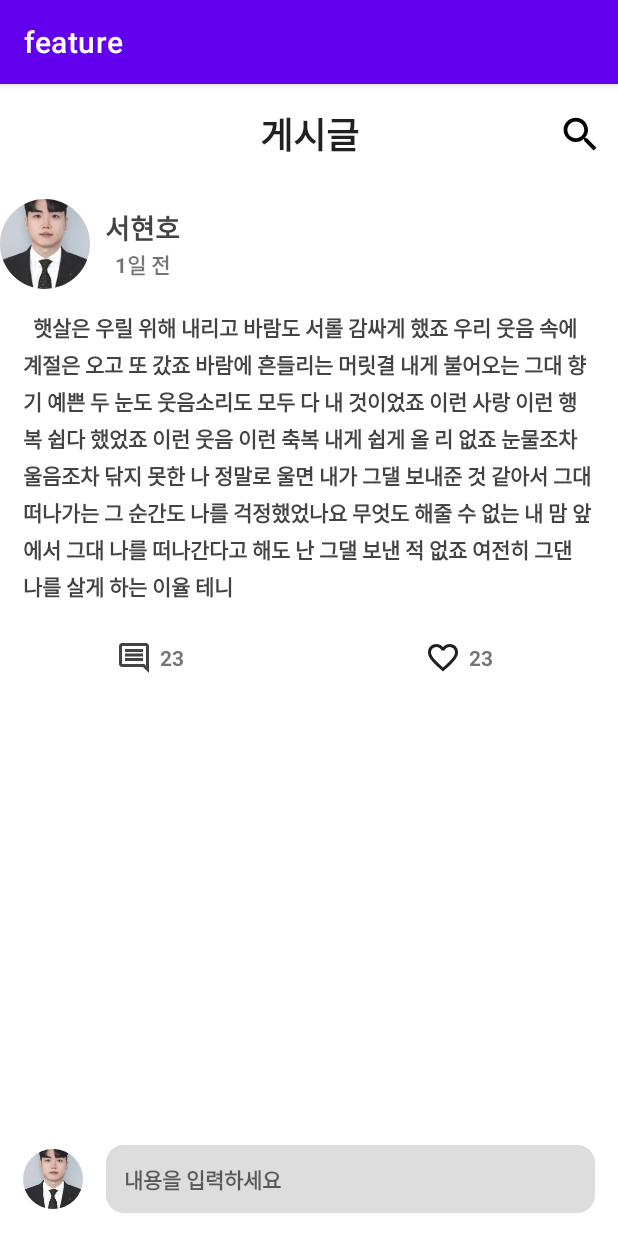
After one commit to ttasoom-ssafy-13th/ttasoom-fe, an Android app: the fragment CommunityBoardFragment shown on its own in the app's theme, on a phone screen of 412 x 824 dp. The commit adds this screen. Run offline under Robolectric (Android 15) with nearby library versions, the phone set to English and light mode, and no system bars; our stand-ins replace CircleImageView.

Commit message:
feat : UI 일부 구현

```diff
--- a/feature/build.gradle.kts
+++ b/feature/build.gradle.kts
@@ -72,4 +72,6 @@ dependencies {
     implementation(libs.glide)
     kapt(libs.compiler)
 
+    implementation (libs.material)
+
 }
--- /dev/null
+++ b/feature/src/main/java/com/ssafy/feature/community/CommunityBoardFragment.kt
@@ -0,0 +1,60 @@
+package com.ssafy.feature.community
+
+import android.os.Bundle
+import androidx.fragment.app.Fragment
+import android.view.LayoutInflater
+import android.view.View
+import android.view.ViewGroup
+import com.ssafy.feature.R
+
+// TODO: Rename parameter arguments, choose names that match
+// the fragment initialization parameters, e.g. ARG_ITEM_NUMBER
+private const val ARG_PARAM1 = "param1"
+private const val ARG_PARAM2 = "param2"
+
+/**
+ * A simple [Fragment] subclass.
+ * Use the [CommunityBoardFragment.newInstance] factory method to
+ * create an instance of this fragment.
+ */
+class CommunityBoardFragment : Fragment() {
+    // TODO: Rename and change types of parameters
+    private var param1: String? = null
+    private var param2: String? = null
+
+    override fun onCreate(savedInstanceState: Bundle?) {
+        super.onCreate(savedInstanceState)
+        arguments?.let {
+            param1 = it.getString(ARG_PARAM1)
+            param2 = it.getString(ARG_PARAM2)
+        }
+    }
+
+    override fun onCreateView(
+        inflater: LayoutInflater, container: ViewGroup?,
+        savedInstanceState: Bundle?
+    ): View? {
+        // Inflate the layout for this fragment
+        return inflater.inflate(R.layout.fragment_community_board, container, false)
+    }
+
+    companion object {
+        /**
+         * Use this factory method to create a new instance of
+         * this fragment using the provided parameters.
+         *
+         * @param param1 Parameter 1.
+         * @param param2 Parameter 2.
+         * @return A new instance of fragment CommunityBoardFragment.
+         */
+        // TODO: Rename and change types and number of parameters
+        @JvmStatic
+        fun newInstance(param1: String, param2: String) =
+            CommunityBoardFragment().apply {
+                arguments = Bundle().apply {
+                    putString(ARG_PARAM1, param1)
+                    putString(ARG_PARAM2, param2)
+                }
+            }
+    }
+}
--- /dev/null
+++ b/feature/src/main/res/drawable/baseline_clear_24.xml
@@ -0,0 +1,5 @@
+<vector xmlns:android="http://schemas.android.com/apk/res/android" android:height="24dp" android:tint="#000000" android:viewportHeight="24" android:viewportWidth="24" android:width="24dp">
+
+    <path android:fillColor="@android:color/white" android:pathData="M19,6.41L17.59,5 12,10.59 6.41,5 5,6.41 10.59,12 5,17.59 6.41,19 12,13.41 17.59,19 19,17.59 13.41,12z"/>
+
+</vector>
--- /dev/null
+++ b/feature/src/main/res/drawable/edittext_background.xml
@@ -0,0 +1,4 @@
+<shape xmlns:android="http://schemas.android.com/apk/res/android">
+    <solid android:color="#DDDDDD" /> <!-- 회색 (middleGray 비슷) -->
+    <corners android:radius="12dp" /> <!-- 라운드 정도 -->
+</shape>
--- /dev/null
+++ b/feature/src/main/res/drawable/ic_comment.xml
@@ -0,0 +1,9 @@
+<vector xmlns:android="http://schemas.android.com/apk/res/android"
+    android:width="24dp"
+    android:height="24dp"
+    android:viewportWidth="960"
+    android:viewportHeight="960">
+  <path
+      android:pathData="M240,560h480v-80L240,480v80ZM240,440h480v-80L240,360v80ZM240,320h480v-80L240,240v80ZM880,880 L720,720L160,720q-33,0 -56.5,-23.5T80,640v-480q0,-33 23.5,-56.5T160,80h640q33,0 56.5,23.5T880,160v720ZM160,640h594l46,45v-525L160,160v480ZM160,640v-480,480Z"
+      android:fillColor="@color/deepGray"/>
+</vector>
--- a/feature/src/main/res/layout/fragment_community.xml
+++ b/feature/src/main/res/layout/fragment_community.xml
@@ -18,7 +18,7 @@
             style="@style/TitleText"
             android:layout_width="wrap_content"
             android:layout_height="wrap_content"
-            android:padding="10dp"
+            android:padding="15dp"
             android:text="Community"
             app:layout_constraintBottom_toBottomOf="parent"
             app:layout_constraintEnd_toEndOf="parent"
--- /dev/null
+++ b/feature/src/main/res/layout/fragment_community_board.xml
@@ -0,0 +1,202 @@
+<?xml version="1.0" encoding="utf-8"?>
+<androidx.constraintlayout.widget.ConstraintLayout
+    xmlns:android="http://schemas.android.com/apk/res/android"
+    xmlns:app="http://schemas.android.com/apk/res-auto"
+    xmlns:tools="http://schemas.android.com/tools"
+    android:layout_width="match_parent"
+    android:layout_height="match_parent"
+    android:orientation="vertical"
+    tools:context=".community.CommunityBoardFragment">
+
+    <androidx.constraintlayout.widget.ConstraintLayout
+        android:id="@+id/constraintLayout"
+        android:layout_width="match_parent"
+        android:layout_height="wrap_content"
+        android:gravity="center_horizontal"
+        app:layout_constraintEnd_toEndOf="parent"
+        app:layout_constraintStart_toStartOf="parent"
+        app:layout_constraintTop_toTopOf="parent">
+
+        <TextView
+            style="@style/TitleText"
+            android:layout_width="wrap_content"
+            android:layout_height="wrap_content"
+            android:padding="15dp"
+            android:text="게시글"
+            app:layout_constraintBottom_toBottomOf="parent"
+            app:layout_constraintEnd_toEndOf="parent"
+            app:layout_constraintStart_toStartOf="parent"
+            app:layout_constraintTop_toTopOf="parent" />
+
+        <ImageView
+            android:id="@+id/community_searchBtn"
+            android:layout_width="30dp"
+            android:layout_height="30dp"
+            android:layout_marginEnd="10dp"
+            android:src="@drawable/baseline_search_24"
+            app:layout_constraintBottom_toBottomOf="parent"
+            app:layout_constraintEnd_toEndOf="parent"
+            app:layout_constraintTop_toTopOf="parent" />
+    </androidx.constraintlayout.widget.ConstraintLayout>
+
+    <LinearLayout
+        android:id="@+id/linearLayout"
+        android:layout_width="wrap_content"
+        android:layout_height="wrap_content"
+        android:layout_marginTop="10dp"
+        android:gravity="center_vertical"
+        app:layout_constraintTop_toBottomOf="@+id/constraintLayout"
+        tools:ignore="MissingConstraints"
+        tools:layout_editor_absoluteX="15dp">
+
+        <com.google.android.material.imageview.ShapeableImageView
+            android:id="@+id/community_profile_img"
+            android:layout_width="60dp"
+            android:layout_height="60dp"
+            android:scaleType="centerCrop"
+            android:src="@drawable/tmpimg"
+            app:shapeAppearanceOverlay="@style/CircleImageView" />
+
+        <LinearLayout
+            android:layout_width="wrap_content"
+            android:layout_height="wrap_content"
+            android:layout_marginStart="10dp"
+            android:gravity="center"
+            android:orientation="vertical">
+
+            <TextView
+                android:id="@+id/community_user"
+                android:layout_width="wrap_content"
+                android:layout_height="match_parent"
+                android:text="서현호"
+                android:textColor="@color/deepGray"
+                android:textSize="18sp"
+                android:textStyle="bold" />
+
+            <TextView
+                android:id="@+id/community_date"
+                android:layout_width="wrap_content"
+                android:layout_height="wrap_content"
+                android:text="1일 전"
+                android:textSize="14sp"
+                android:textStyle="bold" />
+        </LinearLayout>
+    </LinearLayout>
+
+
+    <TextView
+        android:id="@+id/community_title"
+        android:layout_width="wrap_content"
+        android:layout_height="wrap_content"
+        android:lineSpacingExtra="4dp"
+        android:padding="15dp"
+        android:text="@string/test_community"
+        android:textColor="@color/deepGray"
+        android:textSize="14sp"
+        android:textStyle="bold"
+        app:layout_constraintBottom_toTopOf="@+id/linearLayout2"
+        app:layout_constraintEnd_toEndOf="parent"
+        app:layout_constraintStart_toStartOf="parent"
+        app:layout_constraintTop_toBottomOf="@+id/linearLayout" />
+
+
+    <LinearLayout
+        android:id="@+id/linearLayout2"
+        android:layout_width="match_parent"
+        android:layout_height="wrap_content"
+        android:paddingVertical="10dp"
+        app:layout_constraintTop_toBottomOf="@+id/community_title">
+
+        <LinearLayout
+            android:layout_width="wrap_content"
+            android:layout_height="wrap_content"
+            android:layout_weight="1"
+            android:gravity="center">
+
+            <ImageView
+                android:id="@+id/community_comment"
+                android:layout_width="wrap_content"
+                android:layout_height="wrap_content"
+                android:src="@drawable/ic_comment" />
+
+            <TextView
+                android:id="@+id/community_commentCnt"
+                android:layout_width="wrap_content"
+                android:layout_height="wrap_content"
+                android:paddingHorizontal="5dp"
+                android:text='23'
+                android:textStyle="bold" />
+        </LinearLayout>
+
+        <LinearLayout
+            android:layout_width="wrap_content"
+            android:layout_height="wrap_content"
+            android:layout_weight="1"
+            android:gravity="center">
+
+            <ImageView
+                android:id="@+id/community_heart"
+                android:layout_width="wrap_content"
+                android:layout_height="wrap_content"
+                android:src="@drawable/ic_heart" />
+
+            <TextView
+                android:id="@+id/community_heartCnt"
+                android:layout_width="wrap_content"
+                android:layout_height="wrap_content"
+                android:paddingHorizontal="5dp"
+                android:text='23'
+                android:textStyle="bold" />
+        </LinearLayout>
+
+
+    </LinearLayout>
+
+
+    <ListView
+        android:id="@+id/community_comment_listview"
+        android:layout_width="match_parent"
+        android:layout_height="0dp"
+        app:layout_constraintBottom_toTopOf="@+id/linearLayout3"
+        app:layout_constraintTop_toBottomOf="@+id/linearLayout2"
+        app:layout_constraintVertical_bias="0.0"
+        tools:layout_editor_absoluteX="0dp" />
+
+    <LinearLayout
+        android:id="@+id/linearLayout3"
+        android:layout_width="match_parent"
+        android:layout_height="wrap_content"
+        android:padding="15dp"
+        android:gravity="center_vertical"
+        app:layout_constraintBottom_toBottomOf="parent">
+
+        <com.google.android.material.imageview.ShapeableImageView
+            android:id="@+id/community_profile_img2"
+            android:layout_width="40dp"
+            android:layout_height="40dp"
+            android:scaleType="centerCrop"
+            android:src="@drawable/tmpimg"
+            android:layout_marginEnd="15dp"
+            app:shapeAppearanceOverlay="@style/CircleImageView" />
+
+        <EditText
+            android:layout_width="match_parent"
+            android:layout_height="wrap_content"
+            android:hint="내용을 입력하세요"
+            android:padding="12dp"
+            android:textColor="@android:color/black"
+            android:background="@drawable/edittext_background"
+            android:textSize="14sp"
+            android:textStyle="bold"/>
+
+
+    </LinearLayout>
+
+
+
+
+
+
+
+
+</androidx.constraintlayout.widget.ConstraintLayout>
--- a/feature/src/main/res/values/colors.xml
+++ b/feature/src/main/res/values/colors.xml
@@ -8,4 +8,8 @@
     <color name="black">#FF000000</color>
     <color name="white">#FFFFFFFF</color>
     <color name="my_stroke_color">#DFDFDF</color>
+
+    <color name="deepGray">#444242</color>
+    <color name="middleGray">#808080</color>
+    <color name="green1">#F0F6F3</color>
 </resources>
--- a/feature/src/main/res/values/strings.xml
+++ b/feature/src/main/res/values/strings.xml
@@ -29,4 +29,27 @@
     </string-array>
 
 
+    <string name="test_community">
+        <item>
+            햇살은 우릴 위해 내리고
+            바람도 서롤 감싸게 했죠
+            우리 웃음 속에 계절은 오고 또 갔죠
+            바람에 흔들리는 머릿결
+            내게 불어오는 그대 향기
+            예쁜 두 눈도 웃음소리도
+            모두 다 내 것이었죠
+            이런 사랑 이런 행복 쉽다 했었죠
+            이런 웃음 이런 축복 내게 쉽게 올 리 없죠
+            눈물조차 울음조차 닦지 못한 나
+            정말로 울면 내가 그댈 보내준 것 같아서
+            그대 떠나가는 그 순간도
+            나를 걱정했었나요
+            무엇도 해줄 수 없는 내 맘 앞에서
+            그대 나를 떠나간다고 해도
+            난 그댈 보낸 적 없죠
+            여전히 그댄 나를 살게 하는 이율 테니
+        </item>
+    </string>
+
+
 </resources>
--- a/feature/src/main/res/values/styles.xml
+++ b/feature/src/main/res/values/styles.xml
@@ -38,4 +38,6 @@
     </style>
 
 
+
+
 </resources>
```
Also changed, not shown: feature/src/main/java/com/ssafy/feature/CommunityEditFragment.kt (added, +59 -0 lines), feature/src/main/res/drawable/ic_message.xml (added, +9 -0 lines), feature/src/main/res/drawable/ic_thumbs_down.xml (added, +9 -0 lines), feature/src/main/res/drawable/ic_thumbs_up.xml (added, +9 -0 lines), feature/src/main/res/layout/fragment_community_edit.xml (added, +93 -0 lines), feature/src/main/res/layout/item_comment.xml (added, +100 -0 lines), feature/src/main/res/layout/item_community.xml (+96 -8 lines).
